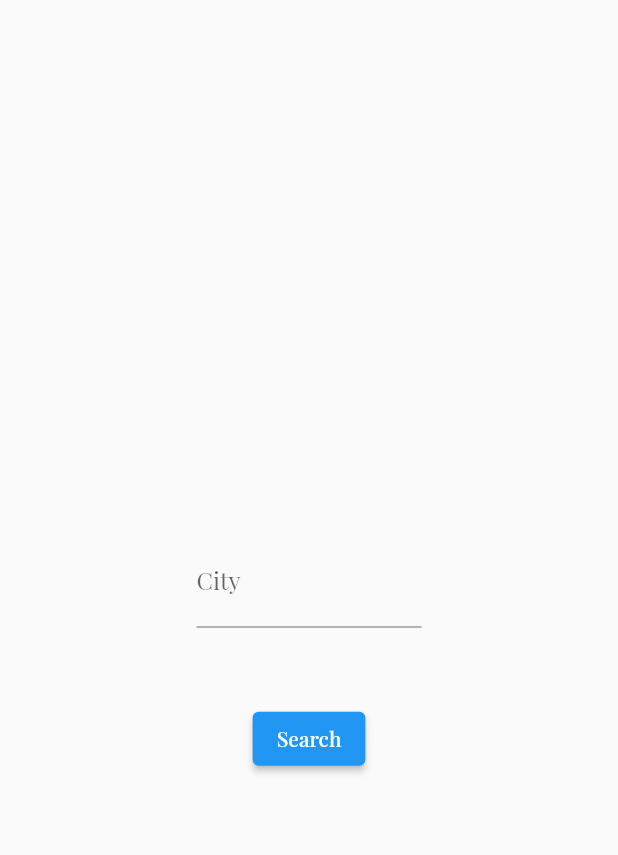
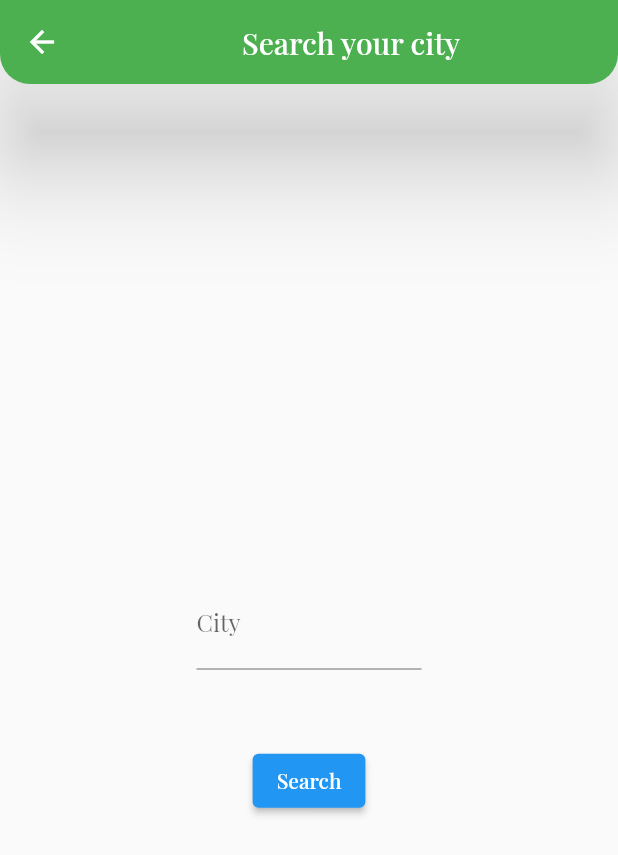
Before and after one commit to soumitrakand7/Tech-Cultivators, a Flutter app: the WeatherPage screen opened directly, on a phone screen of 412 x 824 dp. Shown: the top 855 px of the screen. Run offline on Flutter 3.47's test engine with Material 2 defaults, Android fonts, the light colour scheme and no system bars; our stand-ins replace animate_do, avatar_glow, carousel_slider, cloud_firestore, firebase_auth, firebase_core and 9 more; missing offline and left inert: device_apps, flutter_phone_direct_caller, image_crop, syncfusion_flutter_pdfviewer; accounts and stored records are empty; network calls fail.

Commit message:
Some Changes

```diff
--- a/tech_cultivators/lib/Weather/WeatherInfo.dart
+++ b/tech_cultivators/lib/Weather/WeatherInfo.dart
@@ -28,6 +28,19 @@ class _WeatherPageState extends State<WeatherPage> {
   @override
   Widget build(BuildContext context) {
     return Scaffold(
+      appBar: AppBar(
+        backgroundColor: Colors.green,
+        elevation: 30,
+        title: const Center(
+          child: Text("Search your city"),
+        ),
+        shape: const RoundedRectangleBorder(
+          borderRadius: BorderRadius.only(
+            bottomLeft: Radius.circular(20),
+            bottomRight: Radius.circular(20),
+          ),
+        ),
+      ),
       body: Center(
         child: isLoading
             ? const CircularProgressIndicator()
--- a/tech_cultivators/pubspec.yaml
+++ b/tech_cultivators/pubspec.yaml
@@ -61,6 +61,11 @@ dependencies:
 dev_dependencies:
   flutter_test:
     sdk: flutter
+  flutter_launcher_icons: ^0.9.2
+
+flutter_icons:
+  android: true
+  image_path: "assets/images/icons.png"
 
   # The "flutter_lints" package below contains a set of recommended lints to
   # encourage good coding practices. The lint set provided by the package is
```
Also changed, not shown: tech_cultivators/assets/Images/icons.png (added), tech_cultivators/pubspec.lock.
